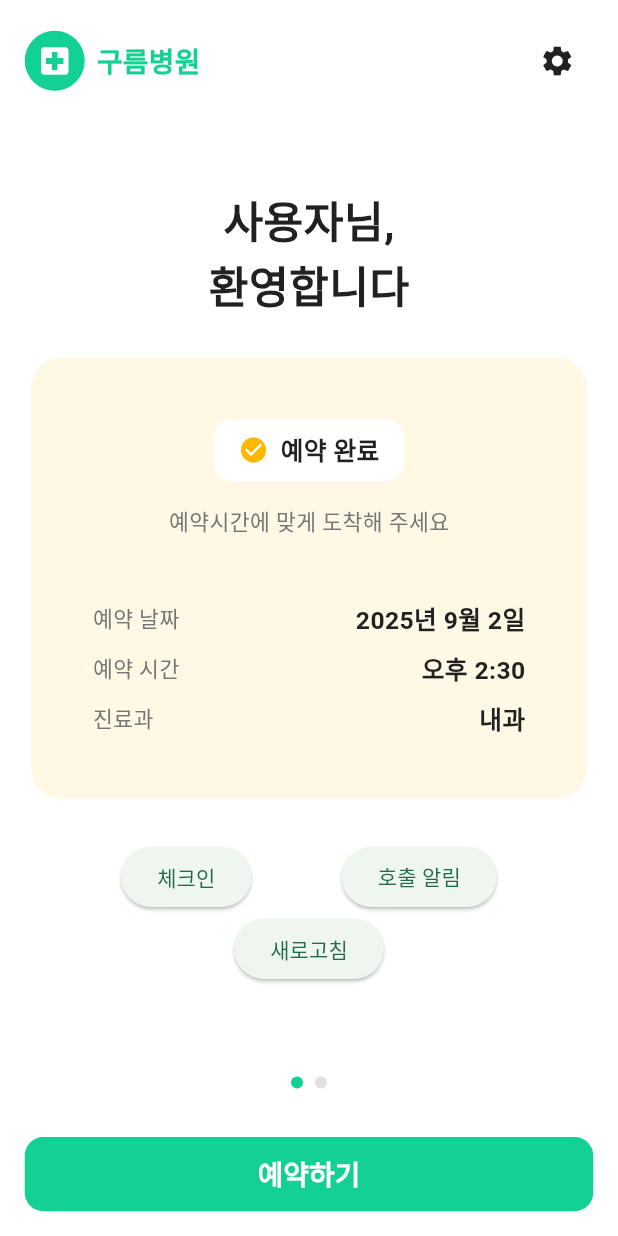
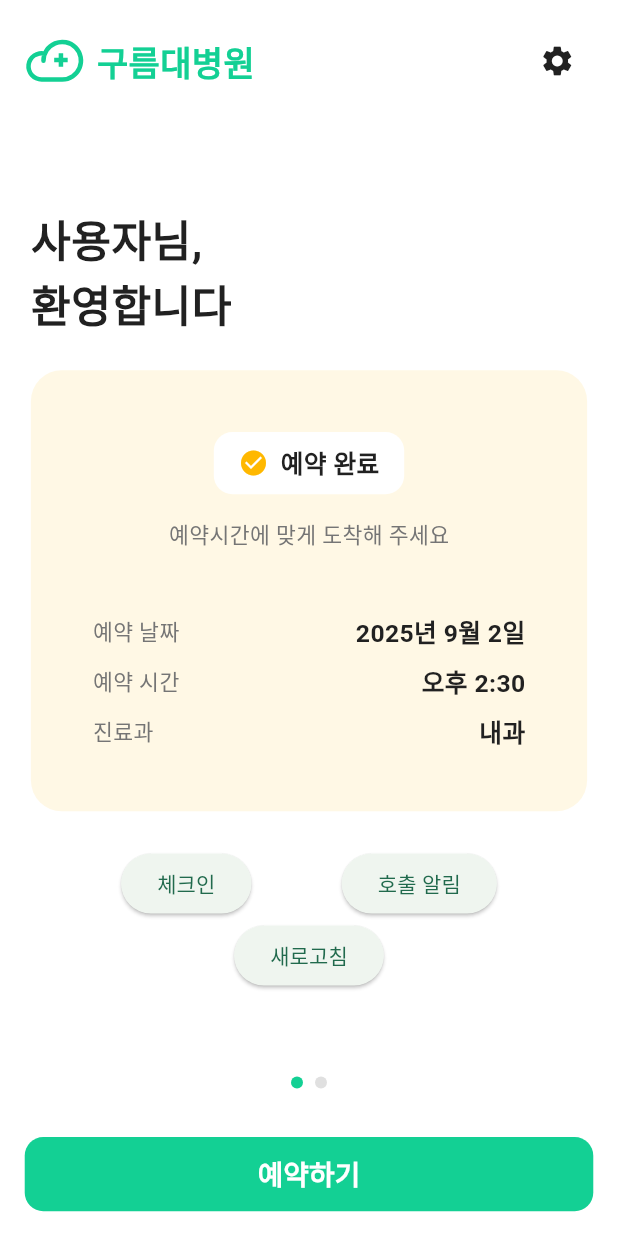
Before and after one commit to 9oormthon-univ/2025_SEASONTHON_TEAM_45_APP, a Flutter app: the HomeView screen opened by its route, on a phone screen of 412 x 824 dp. Run offline on Flutter 3.47's test engine with Material 3 defaults, Android fonts, the phone set to English and light mode, and no system bars; our stand-ins replace bloc, dartz, dio, equatable, flutter_bloc, flutter_blue_plus and 4 more; accounts and stored records are empty; Roboto replaces fonts that are missing (Pretendard); project files that could hold a hidden picture were left out.

Commit message:
로고 변경

```diff
--- a/lib/data/auth_storage.dart
+++ b/lib/data/auth_storage.dart
@@ -5,11 +5,11 @@ class AuthStorage {
   AuthStorage._internal() {
     // 테스트 계정 추가
     _users['01055338237'] = {
-      'name': '테스트 사용자',
+      'name': '김호중',
       'password': 'jack8237!!',
-      'year': 1990,
-      'month': 1,
-      'day': 1,
+      'year': 2000,
+      'month': 9,
+      'day': 19,
       'gender': '남성',
     };
   }
--- a/lib/presentation/views/home_view.dart
+++ b/lib/presentation/views/home_view.dart
@@ -1,5 +1,6 @@
 import 'package:flutter/material.dart';
 import 'package:flutter_bloc/flutter_bloc.dart';
+import 'package:flutter_svg/flutter_svg.dart';
 import 'dart:async';
 import '../../core/constants/app_colors.dart';
 import '../../core/utils/responsive_utils.dart';
@@ -183,25 +184,17 @@ class _HomeViewState extends State<HomeView> {
         children: [
           Row(
             children: [
-              Container(
+              SvgPicture.asset(
+                'assets/images/Cloud.svg',
                 width: 40,
                 height: 40,
-                decoration: BoxDecoration(
-                  color: AppColors.primaryGreen,
-                  borderRadius: BorderRadius.circular(20),
-                ),
-                child: const Icon(
-                  Icons.local_hospital,
-                  color: Colors.white,
-                  size: 24,
-                ),
               ),
               const SizedBox(width: 8),
               Text(
-                '구름병원',
+                '구름대병원',
                 style: TextStyle(
-                  fontSize: ResponsiveUtils.fontSize(context, FontSize.lg),
-                  fontWeight: FontWeight.w600,
+                  fontSize: ResponsiveUtils.fontSize(context, FontSize.xl),
+                  fontWeight: FontWeight.w700,
                   color: AppColors.primaryGreen,
                 ),
               ),
@@ -225,8 +218,9 @@ class _HomeViewState extends State<HomeView> {
     return Padding(
       padding: ResponsiveUtils.defaultPadding(context),
       child: Column(
+        crossAxisAlignment: CrossAxisAlignment.start,
         children: [
-          const Spacer(),
+          SizedBox(height: ResponsiveUtils.spacing(context, SpacingSize.xl)),
           Text(
             '$_userName님,',
             style: TextStyle(
@@ -259,10 +253,16 @@ class _HomeViewState extends State<HomeView> {
                     color: AppColors.grayLight,
                     borderRadius: BorderRadius.circular(40),
                   ),
-                  child: const Icon(
-                    Icons.cloud_outlined,
-                    size: 48,
-                    color: AppColors.textSecondary,
+                  child: Center(
+                    child: SvgPicture.asset(
+                      'assets/images/Cloud.svg',
+                      width: 48,
+                      height: 48,
+                      colorFilter: const ColorFilter.mode(
+                        AppColors.textSecondary,
+                        BlendMode.srcIn,
+                      ),
+                    ),
                   ),
                 ),
                 SizedBox(height: ResponsiveUtils.spacing(context, SpacingSize.md)),
@@ -321,8 +321,9 @@ class _HomeViewState extends State<HomeView> {
     return Padding(
       padding: ResponsiveUtils.defaultPadding(context),
       child: Column(
+        crossAxisAlignment: CrossAxisAlignment.start,
         children: [
-          const Spacer(),
+          SizedBox(height: ResponsiveUtils.spacing(context, SpacingSize.xl)),
           Text(
             '$_userName님,',
             style: TextStyle(
```
Also changed, not shown: assets/images/Cloud.svg (added).
